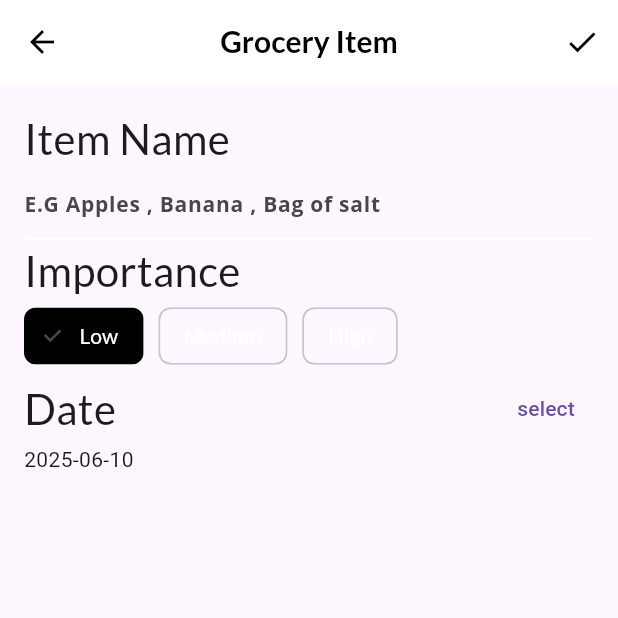
After one commit to Ivans-x/socialdish, a Flutter app: the GroceryScreen screen opened directly, after a tap on the "add" icon, on a phone screen of 412 x 824 dp, the top half of it. The commit adds this screen. Run offline on Flutter 3.47's test engine with Material 3 defaults, Android fonts, the phone set to English and light mode, and no system bars; our stand-ins replace flutter_colorpicker, google_fonts.

Commit message:
keep moving

```diff
--- a/lib/main.dart
+++ b/lib/main.dart
@@ -14,7 +14,7 @@ class Fooderlich extends StatelessWidget {
   const Fooderlich({super.key});
   @override
   Widget build(BuildContext context) {
-    final theme = FooderlichTheme.dark();
+    final theme = FooderlichTheme.light();
     return MaterialApp(
       debugShowCheckedModeBanner: false,
       theme: theme,
--- a/lib/screens/empty_grocery_screen.dart
+++ b/lib/screens/empty_grocery_screen.dart
@@ -1,4 +1,6 @@
 import 'package:flutter/material.dart';
+import 'package:provider/provider.dart';
+import '../models/models.dart';
 
 class EmptyGroceryScreen extends StatelessWidget {
   const EmptyGroceryScreen({super.key});
@@ -6,7 +8,7 @@ class EmptyGroceryScreen extends StatelessWidget {
   @override
   Widget build(BuildContext context) {
     return Padding(
-      padding: const EdgeInsets.all(30.00),
+      padding: EdgeInsets.all(30.00),
       child: Column(
         mainAxisAlignment: MainAxisAlignment.center,
         children: [
@@ -30,7 +32,9 @@ class EmptyGroceryScreen extends StatelessWidget {
               borderRadius: BorderRadius.circular(30.00),
             ),
             child: const Text('Browse Recipes'),
-            onPressed: () {},
+            onPressed: () {
+              Provider.of<TabManager>(context, listen: false).goToRecipes();
+            },
           ),
         ],
       ),
--- /dev/null
+++ b/lib/screens/grocery_item_screen.dart
@@ -0,0 +1,196 @@
+// ignore_for_file: unused_import
+
+import 'package:flutter/material.dart';
+import 'package:fooderlich/models/models.dart';
+import 'package:uuid/uuid.dart';
+import 'package:intl/intl.dart';
+import 'package:google_fonts/google_fonts.dart';
+import 'package:flutter_colorpicker/flutter_colorpicker.dart';
+
+class GroceryItemScreen extends StatefulWidget {
+  final Function(GroceryItem) onCreate;
+  final Function(GroceryItem) onUpdate;
+  final GroceryItem? originalItem;
+  final bool isUpdating;
+
+  const GroceryItemScreen({
+    super.key,
+    required this.onCreate,
+    required this.onUpdate,
+    this.originalItem,
+  }) : isUpdating = (originalItem != null);
+
+  @override
+  State<GroceryItemScreen> createState() => _GroceryItemsScreenState();
+}
+
+class _GroceryItemsScreenState extends State<GroceryItemScreen> {
+  final _nameController = TextEditingController();
+  String _name = '';
+  Importance _importance = Importance.low;
+  DateTime _dueDate = DateTime.now();
+  TimeOfDay _timeOfDay = TimeOfDay.now();
+  Color _currentColor = Colors.green;
+  int _currentSliverValue = 0;
+
+  @override
+  void initState() {
+    final originalItem = widget.originalItem;
+    if (originalItem != null) {
+      _nameController.text = originalItem.name;
+      _name = originalItem.name;
+      _currentSliverValue = originalItem.quantity;
+      _importance = originalItem.importance;
+      _currentColor = originalItem.color;
+      final date = originalItem.date;
+      _timeOfDay = TimeOfDay(hour: date.hour, minute: date.minute);
+      _dueDate = date;
+    }
+
+    _nameController.addListener(() {
+      setState(() {
+        _name = _nameController.text;
+      });
+    });
+    super.initState();
+  }
+
+  @override
+  void dispose() {
+    _nameController.dispose();
+    super.dispose();
+  }
+
+  @override
+  Widget build(BuildContext context) {
+    return Scaffold(
+      appBar: AppBar(
+        actions: [
+          IconButton(
+            onPressed: () {
+              //TODO: Add a callback handler
+            },
+            icon: Icon(Icons.check),
+          ),
+        ],
+        elevation: 0.00,
+        title: Text(
+          'Grocery Item',
+          style: GoogleFonts.lato(fontWeight: FontWeight.w600),
+        ),
+        centerTitle: true,
+      ),
+      body: Container(
+        padding: EdgeInsets.all(16.00),
+        child: ListView(
+          children: [
+            buildNameField(),
+            buildImportanceField(),
+            buildDateField(context),
+          ],
+        ),
+      ),
+    );
+  }
+
+  Widget buildNameField() {
+    return Column(
+      crossAxisAlignment: CrossAxisAlignment.start,
+      children: [
+        Text('Item Name', style: GoogleFonts.lato(fontSize: 28.00)),
+        TextField(
+          controller: _nameController,
+          cursorColor: _currentColor,
+          decoration: InputDecoration(
+            hintText: 'E.G Apples , Banana , Bag of salt',
+            enabledBorder: const UnderlineInputBorder(
+              borderSide: BorderSide(color: Colors.white),
+            ),
+            focusedBorder: UnderlineInputBorder(
+              borderSide: BorderSide(color: _currentColor),
+            ),
+            border: UnderlineInputBorder(
+              borderSide: BorderSide(color: _currentColor),
+            ),
+          ),
+        ),
+      ],
+    );
+  }
+
+  Widget buildImportanceField() {
+    return Column(
+      crossAxisAlignment: CrossAxisAlignment.start,
+      children: [
+        Text('Importance', style: GoogleFonts.lato(fontSize: 28.00)),
+        Wrap(
+          spacing: 10.00,
+          children: [
+            ChoiceChip(
+              label: Text('Low', style: GoogleFonts.lato(color: Colors.white)),
+              selected: _importance == Importance.low,
+              onSelected: (selected) {
+                setState(() {
+                  _importance = Importance.low;
+                });
+              },
+              selectedColor: Colors.black,
+            ),
+            ChoiceChip(
+              label: Text('Medium', style: TextStyle(color: Colors.white)),
+              selected: _importance == Importance.medium,
+              onSelected: (selected) {
+                setState(() {
+                  _importance = Importance.medium;
+                });
+              },
+              selectedColor: Colors.black,
+            ),
+            ChoiceChip(
+              label: Text('High', style: GoogleFonts.lato(color: Colors.white)),
+              selected: _importance == Importance.high,
+              onSelected: (selected) {
+                setState(() {
+                  _importance = Importance.high;
+                });
+              },
+              selectedColor: Colors.black,
+            ),
+          ],
+        ),
+      ],
+    );
+  }
+
+  Widget buildDateField(BuildContext context) {
+    return Column(
+      crossAxisAlignment: CrossAxisAlignment.start,
+      children: [
+        Row(
+          mainAxisAlignment: MainAxisAlignment.spaceBetween,
+          children: [
+            Text('Date', style: GoogleFonts.lato(fontSize: 28.00)),
+            TextButton(
+              onPressed: () async {
+                final currentDate = DateTime.now();
+                final selectedDate = await showDatePicker(
+                  context: context,
+                  initialDate: currentDate,
+                  firstDate: currentDate,
+                  lastDate: DateTime(currentDate.year + 5),
+                );
+                setState(() {
+                  if (selectedDate != null) {
+                    _dueDate = selectedDate;
+                  }
+                });
+              },
+              child: const Text('select'),
+            ),
+          ],
+        ),
+        Text(DateFormat('yyyy-MM-dd').format(_dueDate)),
+      ],
+    );
+  }
+}
--- a/lib/screens/grocery_items_screen.dart
+++ /dev/null
@@ -1,33 +0,0 @@
-// ignore_for_file: unused_import
-
-import 'package:flutter/material.dart';
-import 'package:fooderlich/models/models.dart';
-import 'package:uuid/uuid.dart';
-import 'package:intl/intl.dart';
-import 'package:google_fonts/google_fonts.dart';
-import 'package:flutter_colorpicker/flutter_colorpicker.dart';
-
-class GroceryItemsScreen extends StatefulWidget {
-  final Function(GroceryItem) onCreate;
-  final Function(GroceryItem) onUpdate;
-  final GroceryItem? originalItem;
-  final bool isUpdating;
-
-  const GroceryItemsScreen({
-    super.key,
-    required this.onCreate,
-    required this.onUpdate,
-    this.originalItem,
-  }) : isUpdating = (originalItem != null);
-
-  @override
-  State<GroceryItemsScreen> createState() => _GroceryItemsScreenState();
-}
-
-class _GroceryItemsScreenState extends State<GroceryItemsScreen> {
-  // TODO: add state variables
-  @override
-  Widget build(BuildContext context) {
-    return const Placeholder();
-  }
-}
--- a/lib/screens/grocery_screen.dart
+++ b/lib/screens/grocery_screen.dart
@@ -1,6 +1,9 @@
 import 'package:flutter/material.dart';
+// ignore: unused_import
+import 'package:fooderlich/models/grocery_item.dart';
 import 'package:fooderlich/models/grocery_manager.dart';
-import 'package:fooderlich/screens/grocery_items_screen.dart';
+import 'package:fooderlich/screens/grocery_item_screen.dart';
+import 'package:fooderlich/screens/empty_grocery_screen.dart';
 
 import 'package:provider/provider.dart';
 
@@ -9,27 +12,15 @@ class GroceryScreen extends StatelessWidget {
 
   @override
   Widget build(BuildContext context) {
-    return Container(color: Colors.green);
-  }
-
-  Widget buildGroceryScreen() {
-    return Consumer<GroceryManager>(
-      builder: (context, manager, child) {
-        if (manager.groceryItems.isNotEmpty) {
-          return Text('shi is not empty');
-        } else {
     return Scaffold(
       floatingActionButton: FloatingActionButton(
         onPressed: () {
-                final manager = Provider.of<GroceryManager>(
-                  context,
-                  listen: false,
-                );
+          final manager = Provider.of<GroceryManager>(context, listen: false);
           Navigator.push(
             context,
             MaterialPageRoute(
               builder:
-                        (context) => GroceryItemsScreen(
+                  (context) => GroceryItemScreen(
                     onCreate: (item) {
                       manager.addItem(item);
                       Navigator.pop(context);
@@ -44,6 +35,15 @@ class GroceryScreen extends StatelessWidget {
       body: buildGroceryScreen(),
     );
   }
+
+  Widget buildGroceryScreen() {
+    return Consumer<GroceryManager>(
+      builder: (context, manager, child) {
+        if (manager.groceryItems.isNotEmpty) {
+          return Text('Screen Data comes here');
+        } else {
+          return const EmptyGroceryScreen();
+        }
       },
     );
   }
```
Lines whose indentation alone changed are shown as unchanged.
